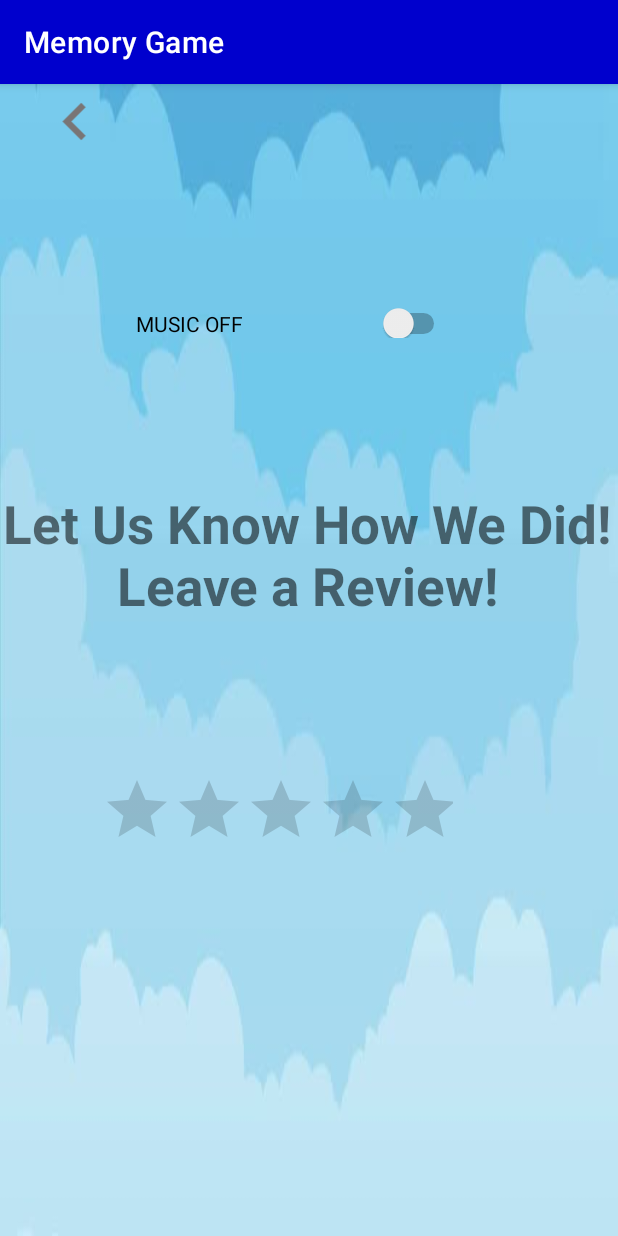
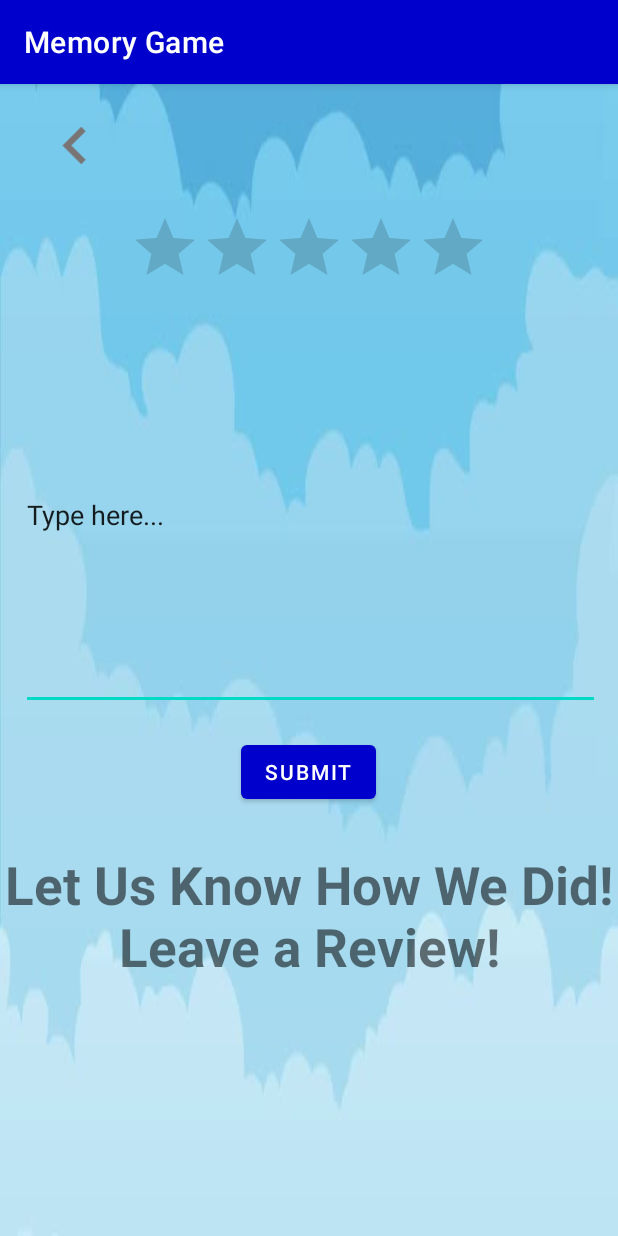
Before and after one commit to speedytman/Memory_Game, an Android app: the SettingsActivity screen opened directly, with no data from a screen before it, on a phone screen of 412 x 824 dp. Run offline under Robolectric (Android 15) with nearby library versions, the phone set to English and light mode, and no system bars.

Commit message:
turned settings page into a rate page

```diff
--- a/app/src/main/java/com/example/memorygame/MainActivity.java
+++ b/app/src/main/java/com/example/memorygame/MainActivity.java
@@ -12,6 +12,7 @@ import android.os.Bundle;
 
 import android.os.Handler;
 import android.view.View;
+import android.widget.Button;
 import android.widget.GridLayout;
 import android.widget.ImageButton;
 import android.widget.TextView;
@@ -38,6 +39,7 @@ public class MainActivity extends AppCompatActivity {
     private final String GAME_STATE = "gameState";
 
 
+
     @Override
     protected void onCreate(Bundle savedInstanceState) {
         super.onCreate(savedInstanceState);
@@ -46,6 +48,8 @@ public class MainActivity extends AppCompatActivity {
      game_music = MediaPlayer.create(MainActivity.this,R.raw.game_music);
      game_music.setLooping(true);
      game_music.start();
+
+
 
         View decorView = getWindow().getDecorView();
         decorView.setSystemUiVisibility(
@@ -193,7 +197,6 @@ public class MainActivity extends AppCompatActivity {
 
 
 
-
     public void onNewGameClick(View view){
         isRunning = false;
         secs = 0;
--- a/app/src/main/java/com/example/memorygame/SettingsActivity.java
+++ b/app/src/main/java/com/example/memorygame/SettingsActivity.java
@@ -13,20 +13,13 @@ public class SettingsActivity extends AppCompatActivity {
     @Override
     protected void onCreate(Bundle savedInstanceState) {
         super.onCreate(savedInstanceState);
-        setContentView(R.layout.activity_settings);
-        music_off = (Switch) findViewById(R.id.music_off);
+        setContentView(R.layout.activity_settings);;
     }
 
     public void onBackHomeClick (View view) {
         Intent intent = new Intent(SettingsActivity.this, HomeActivity.class);
         startActivity(intent);
     }
-     public void onMusicSwitch (View view){
-         // if (music_off.isChecked())
-           //  music_off.stop();
-
-
-    }
 
 
 }
--- a/app/src/main/res/layout-land/activity_home.xml
+++ b/app/src/main/res/layout-land/activity_home.xml
@@ -45,7 +45,7 @@
         android:layout_height="wrap_content"
         android:layout_marginBottom="20dp"
         android:onClick="onSettingsButtonClick"
-        android:text="@string/home_settings"
+        android:text="@string/home_rate"
         android:textSize="18sp"
         app:layout_constraintTop_toBottomOf="@id/help_button"/>
     <Button
--- a/app/src/main/res/layout-land/activity_settings.xml
+++ b/app/src/main/res/layout-land/activity_settings.xml
@@ -18,20 +18,6 @@
         app:layout_constraintTop_toTopOf="parent"
         tools:ignore="MissingConstraints" />
 
-    <Switch
-        android:id="@+id/music_off"
-        android:layout_width="142dp"
-        android:layout_height="84dp"
-        android:layout_marginStart="300dp"
-        android:layout_marginEnd="100dp"
-        android:text="Music OFF"
-        app:layout_constraintBottom_toBottomOf="parent"
-        app:layout_constraintEnd_toEndOf="parent"
-        app:layout_constraintHorizontal_bias="0.992"
-        app:layout_constraintStart_toStartOf="parent"
-        app:layout_constraintTop_toTopOf="parent"
-        app:layout_constraintVertical_bias="0.866" />
-
     <RatingBar
         android:id="@+id/ratingBar"
         android:layout_width="wrap_content"
@@ -49,24 +35,52 @@
         android:id="@+id/textView4"
         android:layout_width="wrap_content"
         android:layout_height="wrap_content"
-        android:layout_marginStart="9dp"
-        android:layout_marginTop="52dp"
-        android:layout_marginEnd="9dp"
+        android:layout_marginStart="16dp"
+        android:layout_marginTop="19dp"
+        android:layout_marginEnd="2dp"
         android:text="@string/rating"
         android:textAlignment="center"
         android:textSize="35sp"
         android:textStyle="bold"
         app:layout_constraintEnd_toEndOf="parent"
-        app:layout_constraintHorizontal_bias="1.0"
         app:layout_constraintStart_toStartOf="parent"
-        app:layout_constraintTop_toBottomOf="@+id/imageView3" />
+        app:layout_constraintTop_toBottomOf="@+id/submit_button" />
 
     <RatingBar
         android:id="@+id/ratingBar2"
         android:layout_width="wrap_content"
         android:layout_height="wrap_content"
-        android:layout_marginStart="108dp"
-        android:layout_marginTop="88dp"
+        android:layout_marginStart="107dp"
+        android:layout_marginTop="9dp"
+        android:layout_marginEnd="236dp"
+        app:layout_constraintEnd_toEndOf="parent"
+        app:layout_constraintHorizontal_bias="0.0"
+        app:layout_constraintStart_toEndOf="@+id/imageView3"
+        app:layout_constraintTop_toTopOf="parent" />
+
+    <EditText
+        android:id="@+id/editTextTextPersonName"
+        android:layout_width="558dp"
+        android:layout_height="119dp"
+        android:layout_marginStart="70dp"
+        android:layout_marginTop="8dp"
+        android:layout_marginEnd="55dp"
+        android:ems="10"
+        android:inputType="textLongMessage"
+        android:text="Type here..."
+        app:layout_constraintEnd_toEndOf="parent"
         app:layout_constraintStart_toStartOf="parent"
-        app:layout_constraintTop_toBottomOf="@+id/textView4" />
+        app:layout_constraintTop_toBottomOf="@+id/imageView3" />
+
+    <Button
+        android:id="@+id/submit_button"
+        android:layout_width="wrap_content"
+        android:layout_height="wrap_content"
+        android:layout_marginStart="288dp"
+        android:layout_marginTop="8dp"
+        android:layout_marginEnd="305dp"
+        android:text="Submit"
+        app:layout_constraintEnd_toEndOf="parent"
+        app:layout_constraintStart_toStartOf="parent"
+        app:layout_constraintTop_toBottomOf="@+id/editTextTextPersonName" />
 </androidx.constraintlayout.widget.ConstraintLayout>
--- a/app/src/main/res/layout/activity_home.xml
+++ b/app/src/main/res/layout/activity_home.xml
@@ -45,7 +45,7 @@
         android:layout_height="wrap_content"
         android:layout_marginBottom="20dp"
         android:onClick="onSettingsButtonClick"
-        android:text="@string/home_settings"
+        android:text="@string/home_rate"
         android:textSize="18sp"
         app:layout_constraintTop_toBottomOf="@id/help_button"/>
     <Button
--- a/app/src/main/res/layout/activity_main.xml
+++ b/app/src/main/res/layout/activity_main.xml
@@ -7,7 +7,6 @@
     tools:context=".MainActivity"
     android:background="@drawable/main_background"
     >
-
 
     <ImageView
         android:layout_width="50dp"
--- a/app/src/main/res/layout/activity_settings.xml
+++ b/app/src/main/res/layout/activity_settings.xml
@@ -4,58 +4,70 @@
     xmlns:tools="http://schemas.android.com/tools"
     android:layout_width="match_parent"
     android:layout_height="match_parent"
-    android:background="@drawable/main_background">
+    android:background="@drawable/main_background"
+    tools:context=".SettingsActivity">
+
+    <ImageView
+        android:id="@+id/imageView3"
+        android:layout_width="100dp"
+        android:layout_height="50dp"
+        android:layout_marginTop="16dp"
+        android:clickable="true"
+        android:onClick="onBackClick"
+        android:src="@drawable/ic_back_button"
+        app:layout_constraintStart_toStartOf="parent"
+        app:layout_constraintTop_toTopOf="parent"
+        tools:ignore="MissingConstraints,OnClick" />
 
 
-    <LinearLayout
-        android:layout_width="409dp"
-        android:layout_height="601dp"
-        android:orientation="vertical"
-        tools:layout_editor_absoluteX="1dp"
-        tools:layout_editor_absoluteY="1dp"
-        tools:ignore="MissingConstraints">
-
-        <ImageView
-            android:layout_width="100dp"
-            android:layout_height="50dp"
-            android:clickable="true"
-            android:onClick="onBackHomeClick"
-            android:src="@drawable/ic_back_button"
-            tools:ignore="MissingConstraints"
-            tools:layout_editor_absoluteX="-27dp"
-            tools:layout_editor_absoluteY="16dp"
-            />
-
-        <Switch
-            android:id="@+id/music_off"
-            android:layout_width="300dp"
-            android:clickable="true"
-            android:gravity="center"
-            android:paddingTop="100dp"
+    <RatingBar
+        android:id="@+id/ratingBar"
+        android:layout_width="wrap_content"
         android:layout_height="wrap_content"
-            android:soundEffectsEnabled="false"
-            android:onClick="onMusicSwitch"
-            android:text="MUSIC OFF" />
+        android:layout_marginStart="85dp"
+        android:layout_marginTop="19dp"
+        android:layout_marginEnd="86dp"
+        app:layout_constraintEnd_toEndOf="parent"
+        app:layout_constraintStart_toStartOf="parent"
+        app:layout_constraintTop_toBottomOf="@+id/imageView3"
+        tools:ignore="SpeakableTextPresentCheck" />
 
     <TextView
+        android:id="@+id/textView4"
         android:layout_width="wrap_content"
         android:layout_height="wrap_content"
+        android:layout_marginTop="27dp"
         android:text="@string/rating"
-            android:layout_marginTop="100dp"
+        android:textAlignment="center"
         android:textSize="35sp"
-            android:textAlignment="center"
         android:textStyle="bold"
-            />
+        app:layout_constraintEnd_toEndOf="parent"
+        app:layout_constraintStart_toStartOf="parent"
+        app:layout_constraintTop_toBottomOf="@+id/submit_button" />
 
-        <RatingBar
-            android:id="@+id/rating"
-            android:layout_width="300dp"
-            android:layout_margin="@dimen/cardview_default_radius"
-            android:paddingTop="100dp"
-            android:paddingLeft="65dp"
-            android:clickable="true"
-            android:layout_height="wrap_content" />
+    <EditText
+        android:id="@+id/editTextTextPersonName"
+        android:layout_width="386dp"
+        android:layout_height="259dp"
+        android:layout_marginStart="13dp"
+        android:layout_marginTop="15dp"
+        android:layout_marginEnd="12dp"
+        android:ems="10"
+        android:inputType="textLongMessage"
+        android:text="Type here..."
+        app:layout_constraintEnd_toEndOf="parent"
+        app:layout_constraintStart_toStartOf="parent"
+        app:layout_constraintTop_toBottomOf="@+id/ratingBar" />
 
-
-    </LinearLayout>
+    <Button
+        android:id="@+id/submit_button"
+        android:layout_width="wrap_content"
+        android:layout_height="wrap_content"
+        android:layout_marginStart="160dp"
+        android:layout_marginTop="17dp"
+        android:layout_marginEnd="161dp"
+        android:text="Submit"
+        app:layout_constraintEnd_toEndOf="parent"
+        app:layout_constraintStart_toStartOf="parent"
+        app:layout_constraintTop_toBottomOf="@+id/editTextTextPersonName" />
 </androidx.constraintlayout.widget.ConstraintLayout>
--- a/app/src/main/res/values/strings.xml
+++ b/app/src/main/res/values/strings.xml
@@ -8,7 +8,7 @@
     <string name="stop">Stop</string>
     <string name="reset">Reset</string>
     <string name="home_play">Play</string>
-    <string name="home_settings">Settings</string>
+    <string name="home_rate">Rate</string>
     <string name="help_instructions">Flip over each card and find its match in the least amount of time to win!</string>
     <string name="game_grid">Game Grid</string>
     <string name="rating">Let Us Know How We Did! Leave a Review! </string>
```
Lines whose indentation alone changed are shown as unchanged.
